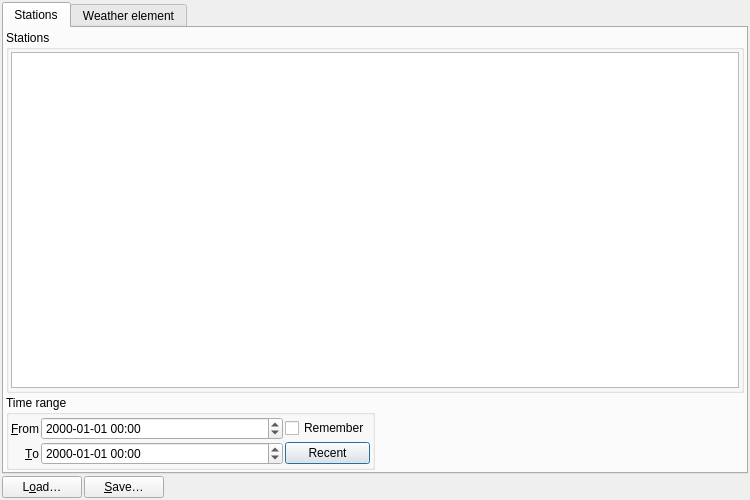
Old version of the form src/listdialog.ui in the repository metno/kvhqc.
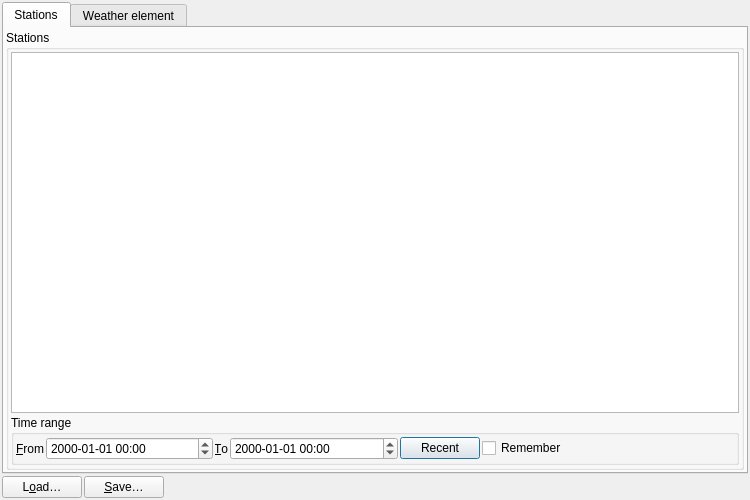
New version of the form. Icons and pictures are not drawn. Custom widgets are drawn as their Qt base class.

Commit message: added sorting to station selection tree

```diff
--- a/src/listdialog.ui
+++ b/src/listdialog.ui
@@ -29,7 +29,7 @@
       <attribute name="title">
        <string>Stations</string>
       </attribute>
-      <layout class="QVBoxLayout" name="verticalLayout_3" stretch="1,0">
+      <layout class="QVBoxLayout" name="verticalLayout_3" stretch="1">
        <property name="spacing">
         <number>2</number>
        </property>
@@ -50,7 +50,7 @@
          <property name="title">
           <string>Stations</string>
          </property>
-         <layout class="QVBoxLayout" name="verticalLayout" stretch="0">
+         <layout class="QVBoxLayout" name="verticalLayout" stretch="0,0">
           <property name="spacing">
            <number>2</number>
           </property>
@@ -63,24 +63,19 @@
           <item>
            <widget class="QTreeView" name="treeStations"/>
           </item>
-         </layout>
-        </widget>
-       </item>
-       <item>
-        <layout class="QHBoxLayout" name="timeMessageLayout">
          <item>
           <widget class="QGroupBox" name="timeGroup">
            <property name="title">
             <string>Time range</string>
            </property>
-           <layout class="QGridLayout" name="gridLayout_4" columnstretch="0,1,0" columnminimumwidth="1,0,1">
-            <property name="margin">
-             <number>2</number>
-            </property>
+            <layout class="QHBoxLayout" name="horizontalLayout" stretch="0,1,0,1,0,0,1">
             <property name="spacing">
              <number>2</number>
             </property>
-            <item row="0" column="0">
+             <property name="margin">
+              <number>2</number>
+             </property>
+             <item>
              <widget class="QLabel" name="labelFrom">
               <property name="text">
                <string>&amp;From</string>
@@ -93,24 +88,14 @@
               </property>
              </widget>
             </item>
-            <item row="0" column="1">
-             <widget class="MiDateTimeEdit" name="fromTime">
+             <item>
+              <widget class="MiDateTimeEdit" name="toTime">
               <property name="displayFormat">
                <string>yyyy-MM-dd hh:mm</string>
               </property>
              </widget>
             </item>
-            <item row="0" column="2">
-             <widget class="QCheckBox" name="checkRememberTimes">
-              <property name="toolTip">
-               <string>Remember the chosen time span.</string>
-              </property>
-              <property name="text">
-               <string>Remember</string>
-              </property>
-             </widget>
-            </item>
-            <item row="1" column="0">
+             <item>
              <widget class="QLabel" name="labelTo">
               <property name="text">
                <string>&amp;To</string>
@@ -123,14 +108,14 @@
               </property>
              </widget>
             </item>
-            <item row="1" column="1">
-             <widget class="MiDateTimeEdit" name="toTime">
+             <item>
+              <widget class="MiDateTimeEdit" name="fromTime">
               <property name="displayFormat">
                <string>yyyy-MM-dd hh:mm</string>
               </property>
              </widget>
             </item>
-            <item row="1" column="2">
+             <item>
              <widget class="QPushButton" name="buttonDefaultTime">
               <property name="toolTip">
                <string>Sets the time range to cover approximately the last 2 days.</string>
@@ -140,7 +125,14 @@
               </property>
              </widget>
             </item>
-           </layout>
+             <item>
+              <widget class="QCheckBox" name="checkRememberTimes">
+               <property name="toolTip">
+                <string>Remember the chosen time span.</string>
+               </property>
+               <property name="text">
+                <string>Remember</string>
+               </property>
           </widget>
          </item>
          <item>
@@ -150,13 +142,17 @@
            </property>
            <property name="sizeHint" stdset="0">
             <size>
-             <width>0</width>
+                 <width>40</width>
              <height>20</height>
             </size>
            </property>
           </spacer>
          </item>
         </layout>
+           </widget>
+          </item>
+         </layout>
+        </widget>
        </item>
       </layout>
      </widget>
```
Lines whose indentation alone changed are shown as unchanged. The commit also changes 1 other file.
